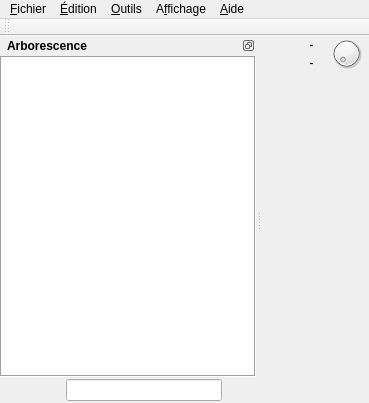
davy7125/polyphone, file trunk/mainwindow.ui: the form before one commit.
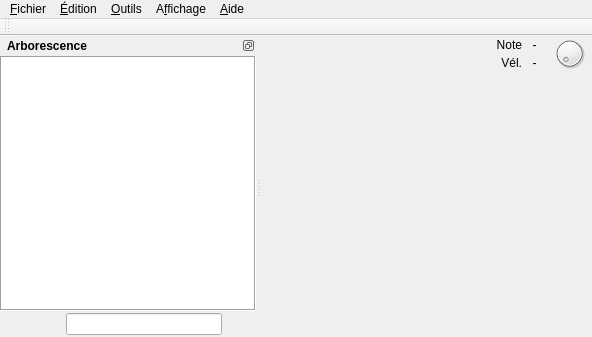
The form after the commit. Icons and pictures are not drawn. Custom widgets are drawn as their Qt base class.

```diff
--- a/trunk/mainwindow.ui
+++ b/trunk/mainwindow.ui
@@ -6,8 +6,8 @@
    <rect>
     <x>0</x>
     <y>0</y>
-    <width>369</width>
-    <height>403</height>
+    <width>592</width>
+    <height>337</height>
    </rect>
   </property>
   <property name="contextMenuPolicy">
@@ -87,41 +87,11 @@
         </spacer>
        </item>
        <item>
-        <layout class="QVBoxLayout" name="verticalLayout">
+        <layout class="QGridLayout" name="gridLayout_3">
          <property name="spacing">
           <number>0</number>
          </property>
-         <property name="rightMargin">
-          <number>0</number>
-         </property>
-         <item>
-          <widget class="QLabel" name="labelNote">
-           <property name="minimumSize">
-            <size>
-             <width>25</width>
-             <height>0</height>
-            </size>
-           </property>
-           <property name="maximumSize">
-            <size>
-             <width>25</width>
-             <height>16777215</height>
-            </size>
-           </property>
-           <property name="font">
-            <font>
-             <pointsize>9</pointsize>
-            </font>
-           </property>
-           <property name="text">
-            <string notr="true">-</string>
-           </property>
-           <property name="alignment">
-            <set>Qt::AlignCenter</set>
-           </property>
-          </widget>
-         </item>
-         <item>
+         <item row="1" column="1">
           <widget class="QLabel" name="labelVelocite">
            <property name="minimumSize">
             <size>
@@ -148,6 +118,53 @@
            </property>
           </widget>
          </item>
+         <item row="0" column="1">
+          <widget class="QLabel" name="labelNote">
+           <property name="minimumSize">
+            <size>
+             <width>25</width>
+             <height>0</height>
+            </size>
+           </property>
+           <property name="maximumSize">
+            <size>
+             <width>25</width>
+             <height>16777215</height>
+            </size>
+           </property>
+           <property name="font">
+            <font>
+             <pointsize>9</pointsize>
+            </font>
+           </property>
+           <property name="text">
+            <string notr="true">-</string>
+           </property>
+           <property name="alignment">
+            <set>Qt::AlignCenter</set>
+           </property>
+          </widget>
+         </item>
+         <item row="1" column="0">
+          <widget class="QLabel" name="label_2">
+           <property name="text">
+            <string>Vél.</string>
+           </property>
+           <property name="alignment">
+            <set>Qt::AlignRight|Qt::AlignTrailing|Qt::AlignVCenter</set>
+           </property>
+          </widget>
+         </item>
+         <item row="0" column="0">
+          <widget class="QLabel" name="label_3">
+           <property name="text">
+            <string>Note</string>
+           </property>
+           <property name="alignment">
+            <set>Qt::AlignRight|Qt::AlignTrailing|Qt::AlignVCenter</set>
+           </property>
+          </widget>
+         </item>
         </layout>
        </item>
        <item>
@@ -179,7 +196,7 @@
     <rect>
      <x>0</x>
      <y>0</y>
-     <width>369</width>
+     <width>592</width>
      <height>23</height>
     </rect>
    </property>
```
Left out of the diff: 16 changed lines with no effect on the pictures.
